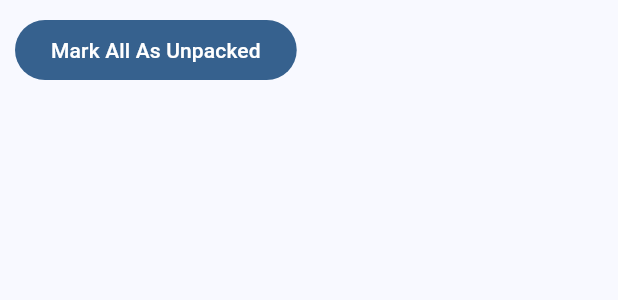
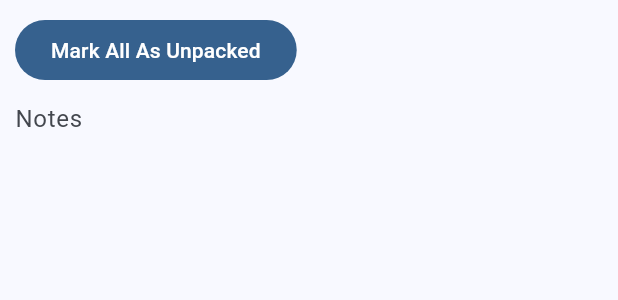
Before and after one commit to LorenzSchueler/gear-list-planner, a Flutter app: the _GearListDetails widget shown alone on an empty page, opened directly with empty values, on a phone screen of 412 x 824 dp. Shown: the part 160-460 px from the top of the screen. Run offline on Flutter 3.47's test engine with Material 2 defaults, Android fonts, the phone set to English and light mode, and no system bars; our stand-ins replace file_picker, sqflite, sqflite_common_ffi_web; missing offline and left inert: dart:html; accounts and stored records are empty.

Commit message:
feat: add notes to GearListVersion

```diff
--- a/lib/database.dart
+++ b/lib/database.dart
@@ -39,6 +39,7 @@ abstract final class AppDatabase {
           idColumn,
           fkColumn(Columns.gearListId, Tables.gearList),
           nameColumn,
+          stringColumn(Columns.notes),
           boolColumn(Columns.readOnly),
           unique([Columns.gearListId, Columns.name]),
         ]);
@@ -104,6 +105,7 @@ abstract final class Columns {
   static const gearItemId = "gear_item_id";
   static const gearCategoryId = "gear_category_id";
   static const name = "name";
+  static const notes = "notes";
   static const packed = "packed";
   static const readOnly = "read_only";
   static const weight = "weight";
--- a/lib/gear_list_details.dart
+++ b/lib/gear_list_details.dart
@@ -226,6 +226,8 @@ class _GearListDetails extends StatelessWidget {
               child: Padding(
                 padding:
                     const EdgeInsets.symmetric(horizontal: 10, vertical: 20),
+                child: ConstrainedBox(
+                  constraints: const BoxConstraints(maxWidth: 400),
                   child: Column(
                     crossAxisAlignment: CrossAxisAlignment.start,
                     children: [
@@ -237,7 +239,9 @@ class _GearListDetails extends StatelessWidget {
                               if (readOnly != null) {
                                 final result = await dataProvider
                                     .gearListVersionDataProvider
-                                  .update(gearListVersion..readOnly = readOnly);
+                                    .update(
+                                  gearListVersion..readOnly = readOnly,
+                                );
                                 if (result.isError && context.mounted) {
                                   await showMessageDialog(
                                     context,
@@ -280,12 +284,28 @@ class _GearListDetails extends StatelessWidget {
                           },
                           child: const Text("Mark All As Unpacked"),
                         ),
-                    const Spacer(),
+                      Expanded(
+                        child: Padding(
+                          padding: const EdgeInsets.symmetric(vertical: 10),
+                          child: TextFormField(
+                            initialValue: gearListVersion.notes,
+                            onChanged: (value) {
+                              dataProvider.gearListVersionDataProvider
+                                  .update(gearListVersion..notes = value);
+                            },
+                            maxLines: null,
+                            decoration: const InputDecoration.collapsed(
+                              hintText: "Notes",
+                            ),
+                          ),
+                        ),
+                      ),
                       Text(
                         "Total: ${(categoriesWithItems.weight / 1000).toStringAsFixed(3)} kg",
                         style: Theme.of(context).textTheme.headlineMedium,
                       ),
                     ],
+                  ),
                 ),
               ),
             ),
--- a/lib/model.dart
+++ b/lib/model.dart
@@ -78,6 +78,7 @@ class GearListVersion extends Entity<GearListVersionId> {
     required this.id,
     required this.gearListId,
     required this.name,
+    required this.notes,
     required this.readOnly,
   });
 
@@ -93,6 +94,7 @@ class GearListVersion extends Entity<GearListVersionId> {
   @JsonKey(fromJson: GearListId.new, toJson: Id._toJson)
   GearListId gearListId;
   String name;
+  String notes;
   bool readOnly;
 
   @override
```
Also changed, not shown: lib/data_provider.dart (+8 -2 lines), lib/gear_list_overview.dart (+7 -3 lines), lib/model.g.dart. Lines whose indentation alone changed are shown as unchanged.
